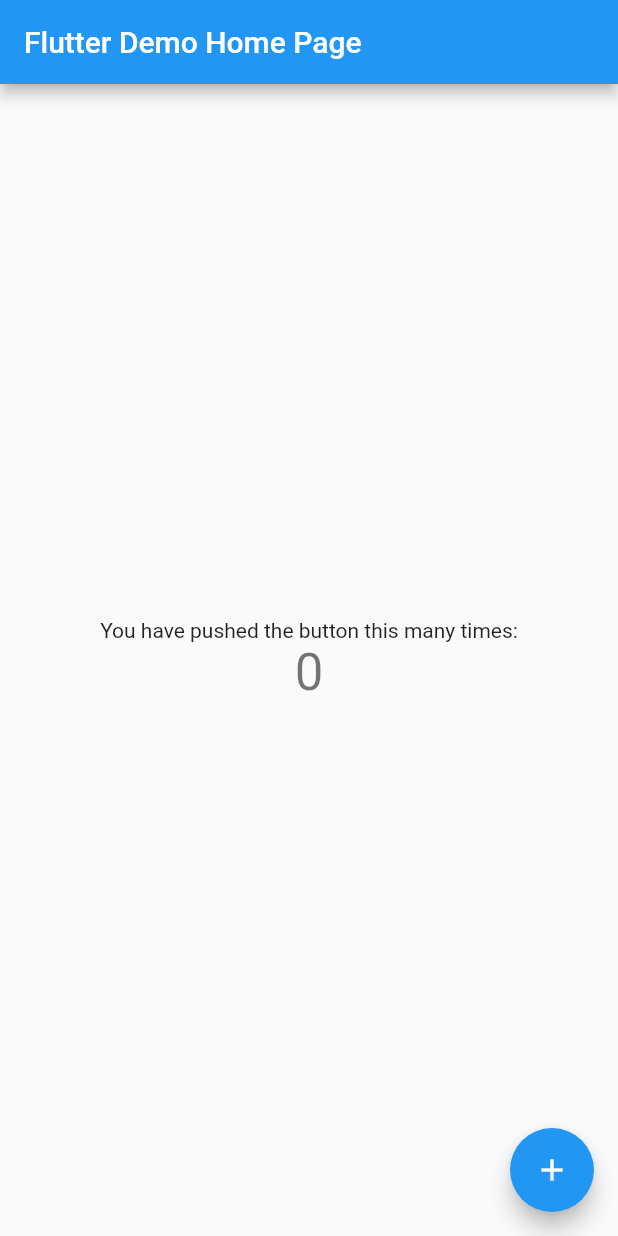
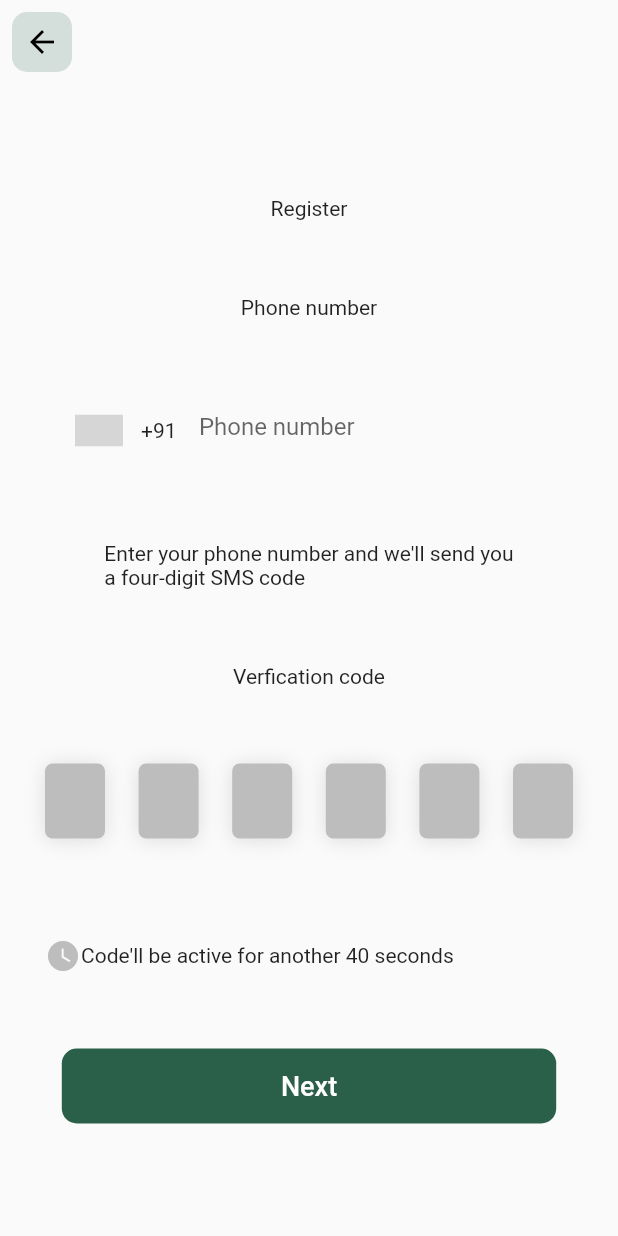
Before and after one commit to faizm55212/calcutta_ref, a Flutter app: the screen it shows after launch, on a phone screen of 412 x 824 dp. Run offline on Flutter 3.47's test engine with Material 2 defaults, Android fonts, the light colour scheme and no system bars; drawn by our look-alikes of intl_phone_number_input, pin_code_fields; our stand-ins replace get; grey boxes are pictures that could not be loaded.

Commit message:
Auth Screen created

```diff
--- a/lib/main.dart
+++ b/lib/main.dart
@@ -1,3 +1,5 @@
+import 'package:calcutta_ref/screens/loginScreen/login_screen.dart';
+import 'package:get/get.dart';
 import 'package:flutter/material.dart';
 
 void main() {
@@ -8,106 +10,12 @@
   // This widget is the root of your application.
   @override
   Widget build(BuildContext context) {
-    return MaterialApp(
-      title: 'Flutter Demo',
+    return GetMaterialApp(
+      debugShowCheckedModeBanner: false,
       theme: ThemeData(
-        // This is the theme of your application.
-        //
-        // Try running your application with "flutter run". You'll see the
-        // application has a blue toolbar. Then, without quitting the app, try
-        // changing the primarySwatch below to Colors.green and then invoke
-        // "hot reload" (press "r" in the console where you ran "flutter run",
-        // or simply save your changes to "hot reload" in a Flutter IDE).
-        // Notice that the counter didn't reset back to zero; the application
-        // is not restarted.
         primarySwatch: Colors.blue,
       ),
-      home: MyHomePage(title: 'Flutter Demo Home Page'),
+      home: PhoneAuth(),
     );
   }
 }
-
-class MyHomePage extends StatefulWidget {
-  MyHomePage({Key? key, required this.title}) : super(key: key);
-
-  // This widget is the home page of your application. It is stateful, meaning
-  // that it has a State object (defined below) that contains fields that affect
-  // how it looks.
-
-  // This class is the configuration for the state. It holds the values (in this
-  // case the title) provided by the parent (in this case the App widget) and
-  // used by the build method of the State. Fields in a Widget subclass are
-  // always marked "final".
-
-  final String title;
-
-  @override
-  _MyHomePageState createState() => _MyHomePageState();
-}
-
-class _MyHomePageState extends State<MyHomePage> {
-  int _counter = 0;
-
-  void _incrementCounter() {
-    setState(() {
-      // This call to setState tells the Flutter framework that something has
-      // changed in this State, which causes it to rerun the build method below
-      // so that the display can reflect the updated values. If we changed
-      // _counter without calling setState(), then the build method would not be
-      // called again, and so nothing would appear to happen.
-      _counter++;
-    });
-  }
-
-  @override
-  Widget build(BuildContext context) {
-    // This method is rerun every time setState is called, for instance as done
-    // by the _incrementCounter method above.
-    //
-    // The Flutter framework has been optimized to make rerunning build methods
-    // fast, so that you can just rebuild anything that needs updating rather
-    // than having to individually change instances of widgets.
-    return Scaffold(
-      appBar: AppBar(
-        // Here we take the value from the MyHomePage object that was created by
-        // the App.build method, and use it to set our appbar title.
-        title: Text(widget.title),
-      ),
-      body: Center(
-        // Center is a layout widget. It takes a single child and positions it
-        // in the middle of the parent.
-        child: Column(
-          // Column is also a layout widget. It takes a list of children and
-          // arranges them vertically. By default, it sizes itself to fit its
-          // children horizontally, and tries to be as tall as its parent.
-          //
-          // Invoke "debug painting" (press "p" in the console, choose the
-          // "Toggle Debug Paint" action from the Flutter Inspector in Android
-          // Studio, or the "Toggle Debug Paint" command in Visual Studio Code)
-          // to see the wireframe for each widget.
-          //
-          // Column has various properties to control how it sizes itself and
-          // how it positions its children. Here we use mainAxisAlignment to
-          // center the children vertically; the main axis here is the vertical
-          // axis because Columns are vertical (the cross axis would be
-          // horizontal).
-          mainAxisAlignment: MainAxisAlignment.center,
-          children: <Widget>[
-            Text(
-              'You have pushed the button this many times:',
-            ),
-            Text(
-              '$_counter',
-              style: Theme.of(context).textTheme.headline4,
-            ),
-          ],
-        ),
-      ),
-      floatingActionButton: FloatingActionButton(
-        onPressed: _incrementCounter,
-        tooltip: 'Increment',
-        child: Icon(Icons.add),
-      ), // This trailing comma makes auto-formatting nicer for build methods.
-    );
-  }
-}
--- /dev/null
+++ b/lib/screens/loginScreen/login_screen.dart
@@ -0,0 +1,221 @@
+import 'dart:async';
+
+import 'package:flutter/material.dart';
+import 'package:intl_phone_number_input/intl_phone_number_input.dart';
+import 'package:pin_code_fields/pin_code_fields.dart';
+
+class LoginScreen extends StatelessWidget {
+  const LoginScreen({Key? key}) : super(key: key);
+
+  @override
+  Widget build(BuildContext context) {
+    return Scaffold(
+      body: SafeArea(
+        child: Padding(
+          padding: EdgeInsets.symmetric(vertical: 50, horizontal: 30),
+          child: Column(
+            mainAxisAlignment: MainAxisAlignment.spaceEvenly,
+            crossAxisAlignment: CrossAxisAlignment.center,
+            children: [
+              Text(
+                'Welcome\n to Calcutta Ref!',
+                textAlign: TextAlign.center,
+                style: TextStyle(fontSize: 28, fontWeight: FontWeight.bold),
+              ),
+              Text('Hope you are well today'),
+              TextButton(
+                style: TextButton.styleFrom(
+                  fixedSize: Size(MediaQuery.of(context).size.width * 0.8, 50),
+                  shape: RoundedRectangleBorder(
+                      borderRadius: BorderRadius.circular(10)),
+                  backgroundColor: Color(0xFF2A6049),
+                ),
+                onPressed: () {},
+                child: Text(
+                  'Login',
+                  style: TextStyle(color: Colors.white, fontSize: 18),
+                ),
+              ),
+              Text(
+                'Continue with phone number',
+                style: TextStyle(fontSize: 16),
+              ),
+            ],
+          ),
+        ),
+      ),
+    );
+  }
+}
+
+class PhoneAuth extends StatefulWidget {
+  const PhoneAuth({Key? key}) : super(key: key);
+
+  @override
+  _PhoneAuthState createState() => _PhoneAuthState();
+}
+
+class _PhoneAuthState extends State<PhoneAuth> {
+  TextEditingController textPin = TextEditingController();
+  TextEditingController textPhone = TextEditingController();
+  PhoneNumber number = PhoneNumber(phoneNumber: "0000000000", isoCode: 'IN');
+  // ignore: close_sinks
+  StreamController<ErrorAnimationType>? errorController;
+  bool hasError = false;
+  String currentText = "";
+  final formKey = GlobalKey<FormState>();
+
+  @override
+  Widget build(BuildContext context) {
+    return Scaffold(
+      appBar: AppBar(
+        backgroundColor: Colors.transparent,
+        elevation: 0,
+        leading: GestureDetector(
+          onTap: () {},
+          child: Padding(
+            padding: const EdgeInsets.all(8.0),
+            child: Container(
+              decoration: BoxDecoration(
+                color: Color(0xFFD4DFDB),
+                borderRadius: BorderRadius.circular(10),
+              ),
+              child: Icon(
+                Icons.arrow_back,
+                color: Colors.black,
+                size: 24,
+              ),
+            ),
+          ),
+        ),
+      ),
+      body: SafeArea(
+        child: Padding(
+          padding: EdgeInsets.symmetric(vertical: 50, horizontal: 30),
+          child: Column(
+            mainAxisAlignment: MainAxisAlignment.spaceAround,
+            crossAxisAlignment: CrossAxisAlignment.center,
+            children: [
+              Text('Register'),
+              Text('Phone number'),
+              InternationalPhoneNumberInput(
+                onInputChanged: (PhoneNumber number) {
+                  print(number.phoneNumber);
+                },
+                onInputValidated: (bool value) {
+                  print(value);
+                },
+                countries: ['IN'],
+                selectorConfig: SelectorConfig(
+                  selectorType: PhoneInputSelectorType.DROPDOWN,
+                  setSelectorButtonAsPrefixIcon: true,
+                ),
+                ignoreBlank: false,
+                autoValidateMode: AutovalidateMode.disabled,
+                initialValue: number,
+                textFieldController: textPhone,
+                formatInput: false,
+                keyboardType: TextInputType.numberWithOptions(
+                    signed: true, decimal: true),
+                inputBorder: InputBorder.none,
+                onSaved: (PhoneNumber number) {
+                  print('On Saved: $number');
+                },
+              ),
+              Text(
+                  "Enter your phone number and we'll send you\na four-digit SMS code"),
+              Text('Verfication code'),
+              Form(
+                key: formKey,
+                child: PinCodeTextField(
+                  appContext: context,
+                  pastedTextStyle: TextStyle(
+                    color: Colors.green.shade600,
+                    fontWeight: FontWeight.bold,
+                  ),
+                  length: 6,
+                  obscureText: true,
+                  obscuringCharacter: '*',
+                  blinkWhenObscuring: true,
+                  animationType: AnimationType.fade,
+                  validator: (v) {
+                    if (v!.length < 3) {
+                      return "I'm from validator";
+                    } else {
+                      return null;
+                    }
+                  },
+                  pinTheme: PinTheme(
+                    shape: PinCodeFieldShape.box,
+                    borderRadius: BorderRadius.circular(5),
+                    fieldHeight: 50,
+                    fieldWidth: 40,
+                    activeFillColor: Colors.grey.shade400,
+                    activeColor: Colors.grey.shade400,
+                    inactiveColor: Colors.grey.shade400,
+                    inactiveFillColor: Colors.grey.shade400,
+                    selectedFillColor: Colors.grey.shade400,
+                    selectedColor: Colors.grey.shade400,
+                  ),
+                  cursorColor: Colors.black,
+                  animationDuration: Duration(milliseconds: 300),
+                  enableActiveFill: true,
+                  errorAnimationController: errorController,
+                  controller: textPin,
+                  keyboardType: TextInputType.number,
+                  boxShadows: [
+                    BoxShadow(
+                      offset: Offset(0, 1),
+                      color: Colors.black12,
+                      blurRadius: 10,
+                    )
+                  ],
+                  onCompleted: (v) {
+                    print("Completed");
+                  },
+                  // onTap: () {
+                  //   print("Pressed");
+                  // },
+                  onChanged: (value) {
+                    print(value);
+                    setState(() {
+                      currentText = value;
+                    });
+                  },
+                  beforeTextPaste: (text) {
+                    print("Allowing to paste $text");
+                    //if you return true then it will show the paste confirmation dialog. Otherwise if false, then nothing will happen.
+                    //but you can show anything you want here, like your pop up saying wrong paste format or etc
+                    return true;
+                  },
+                ),
+              ),
+              Row(
+                children: [
+                  Icon(
+                    Icons.watch_later,
+                    color: Colors.grey.shade400,
+                  ),
+                  Text('Code\'ll be active for another 40 seconds')
+                ],
+              ),
+              TextButton(
+                style: TextButton.styleFrom(
+                  fixedSize: Size(MediaQuery.of(context).size.width * 0.8, 50),
+                  shape: RoundedRectangleBorder(
+                      borderRadius: BorderRadius.circular(10)),
+                  backgroundColor: Color(0xFF2A6049),
+                ),
+                onPressed: () {},
+                child: Text(
+                  'Next',
+                  style: TextStyle(color: Colors.white, fontSize: 18),
+                ),
+              ),
+            ],
+          ),
+        ),
+      ),
+    );
+  }
+}
```
Also changed, not shown: pubspec.yaml (+9 -3 lines), lib/screens/home_screen.dart (added), lib/screens/splash_screen.dart (added), pubspec.lock.
